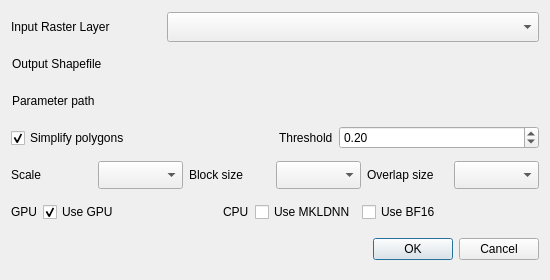
Before: the Qt Designer form buildseg/buildSeg_dialog_base.ui in deepbands/buildseg, drawn with Qt 5.
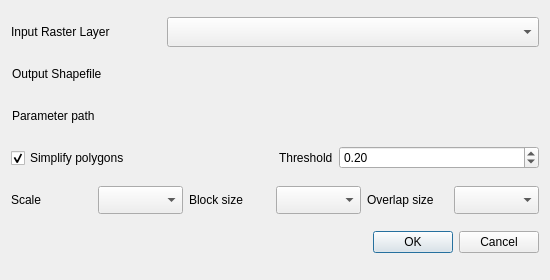
After: the same form once the commit is applied. Custom widgets are drawn as their Qt base class.

What changed in the file:
```diff
--- a/buildseg/buildSeg_dialog_base.ui
+++ b/buildseg/buildSeg_dialog_base.ui
@@ -387,128 +387,6 @@
      </item>
     </layout>
    </item>
-   <item>
-    <layout class="QHBoxLayout" name="horizontalLayout_13">
-     <item>
-      <layout class="QHBoxLayout" name="horizontalLayout_11">
-       <item>
-        <widget class="QLabel" name="label_7">
-         <property name="text">
-          <string>GPU</string>
-         </property>
-        </widget>
-       </item>
-       <item>
-        <widget class="QCheckBox" name="ccbGPU">
-         <property name="minimumSize">
-          <size>
-           <width>0</width>
-           <height>30</height>
-          </size>
-         </property>
-         <property name="maximumSize">
-          <size>
-           <width>16777215</width>
-           <height>30</height>
-          </size>
-         </property>
-         <property name="text">
-          <string>Use GPU</string>
-         </property>
-         <property name="checked">
-          <bool>true</bool>
-         </property>
-        </widget>
-       </item>
-      </layout>
-     </item>
-     <item>
-      <spacer name="horizontalSpacer">
-       <property name="orientation">
-        <enum>Qt::Horizontal</enum>
-       </property>
-       <property name="sizeHint" stdset="0">
-        <size>
-         <width>40</width>
-         <height>20</height>
-        </size>
-       </property>
-      </spacer>
-     </item>
-     <item>
-      <layout class="QHBoxLayout" name="horizontalLayout_12">
-       <item>
-        <widget class="QLabel" name="label_5">
-         <property name="text">
-          <string>CPU</string>
-         </property>
-        </widget>
-       </item>
-       <item>
-        <layout class="QHBoxLayout" name="horizontalLayout_8">
-         <item>
-          <widget class="QCheckBox" name="ccbMKLDNN">
-           <property name="minimumSize">
-            <size>
-             <width>0</width>
-             <height>30</height>
-            </size>
-           </property>
-           <property name="maximumSize">
-            <size>
-             <width>16777215</width>
-             <height>30</height>
-            </size>
-           </property>
-           <property name="text">
-            <string>Use MKLDNN</string>
-           </property>
-           <property name="checked">
-            <bool>false</bool>
-           </property>
-          </widget>
-         </item>
-         <item>
-          <widget class="QCheckBox" name="ccbBF16">
-           <property name="minimumSize">
-            <size>
-             <width>0</width>
-             <height>30</height>
-            </size>
-           </property>
-           <property name="maximumSize">
-            <size>
-             <width>16777215</width>
-             <height>30</height>
-            </size>
-           </property>
-           <property name="text">
-            <string>Use BF16</string>
-           </property>
-           <property name="checked">
-            <bool>false</bool>
-           </property>
-          </widget>
-         </item>
-        </layout>
-       </item>
-      </layout>
-     </item>
-     <item>
-      <spacer name="horizontalSpacer_2">
-       <property name="orientation">
-        <enum>Qt::Horizontal</enum>
-       </property>
-       <property name="sizeHint" stdset="0">
-        <size>
-         <width>40</width>
-         <height>20</height>
-        </size>
-       </property>
-      </spacer>
-     </item>
-    </layout>
-   </item>
    <item>
     <widget class="QDialogButtonBox" name="button_box">
      <property name="minimumSize">
```
